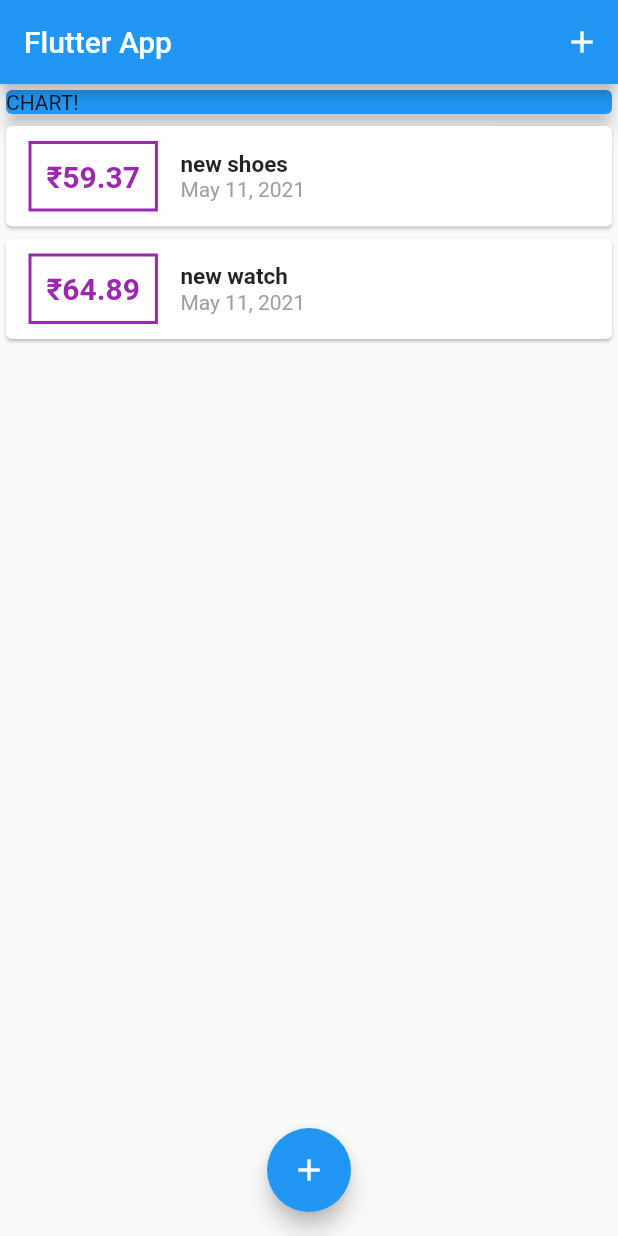
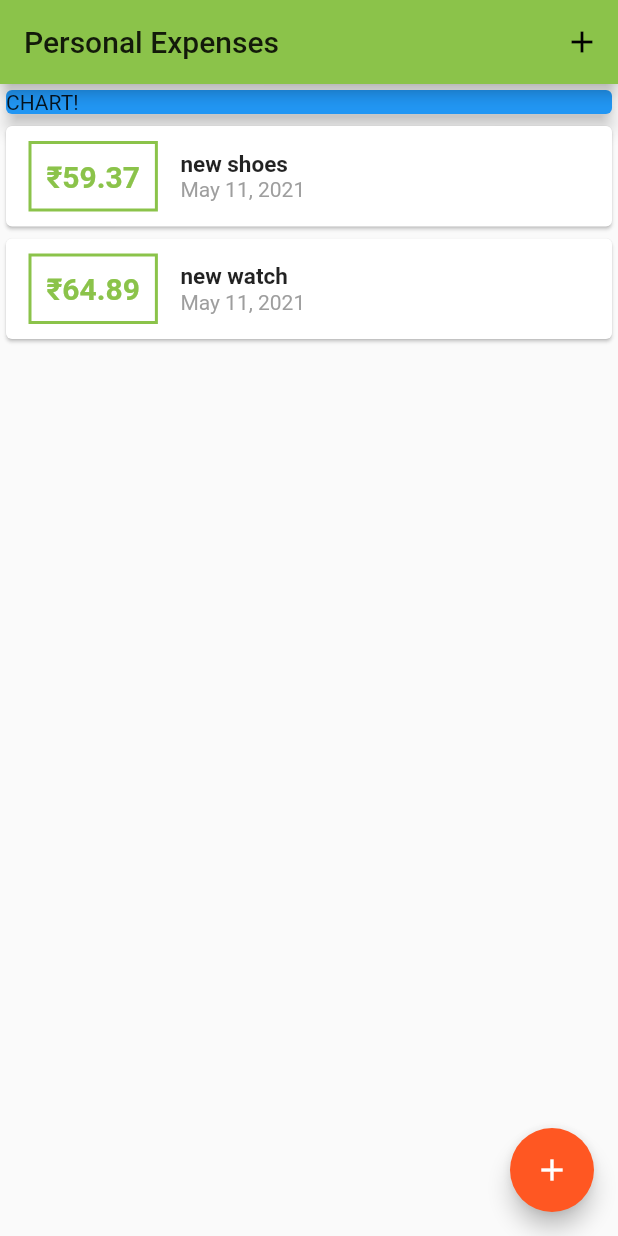
Before and after one commit to HemantSrivastava01/Expense-Manager, a Flutter app: the screen it shows after launch, on a phone screen of 412 x 824 dp. Run offline on Flutter 3.47's test engine with Material 2 defaults, Android fonts, the light colour scheme and no system bars.

Commit message:
adding theme

```diff
--- a/lib/main.dart
+++ b/lib/main.dart
@@ -9,7 +9,11 @@ class MyApp extends StatelessWidget {
   @override
   Widget build(BuildContext context) {
     return MaterialApp(
-      title: 'Flutter App',
+      title: 'Personal Expenses',
+      theme: ThemeData(
+        primarySwatch: Colors.lightGreen,
+        accentColor: Colors.deepOrange,
+      ),
       home: MyHomePage(),
     );
   }
@@ -66,7 +70,7 @@ class _MyHomePageState extends State<MyHomePage> {
   Widget build(BuildContext context) {
     return Scaffold(
       appBar: AppBar(
-        title: Text('Flutter App'),
+        title: Text('Personal Expenses'),
         actions: <Widget>[
           IconButton(
             icon: Icon(Icons.add),
@@ -91,7 +95,7 @@ class _MyHomePageState extends State<MyHomePage> {
           ],
         ),
       ),
-      floatingActionButtonLocation: FloatingActionButtonLocation.centerFloat,
+      floatingActionButtonLocation: FloatingActionButtonLocation.endFloat,
       floatingActionButton: FloatingActionButton(
         child: Icon(Icons.add),
         onPressed: () => _startAddNewTxn(context),
--- a/lib/widgets/txn_list.dart
+++ b/lib/widgets/txn_list.dart
@@ -21,7 +21,7 @@ class TransactionList extends StatelessWidget {
                   ),
                   decoration: BoxDecoration(
                     border: Border.all(
-                      color: Colors.purple,
+                      color: Theme.of(context).primaryColor,
                       width: 2,
                     ),
                   ),
@@ -31,7 +31,7 @@ class TransactionList extends StatelessWidget {
                     style: TextStyle(
                       fontWeight: FontWeight.bold,
                       fontSize: 20,
-                      color: Colors.purple,
+                      color: Theme.of(context).primaryColor,
                     ),
                   ),
                 ),
```
